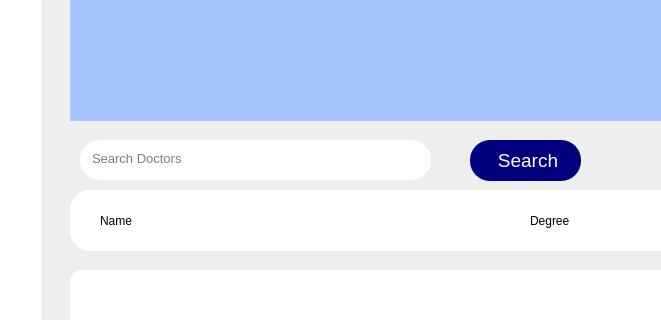
rushii1192/covid-mgmt, file frontend/maindashboard.ui: the form before one commit; both pictures show x 200 to 861 and y 100 to 420 of the 1272 by 744 pixel window.
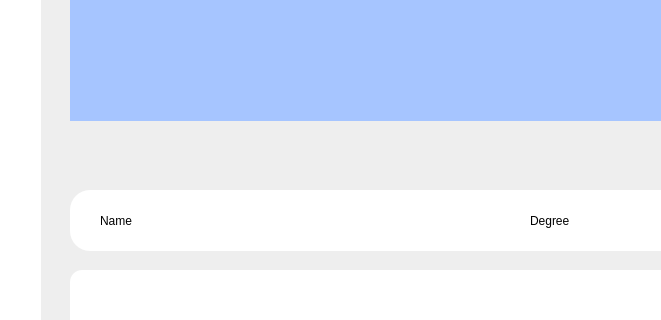
The form after the commit. Icons and pictures are not drawn.

Diff of the .ui file:
```diff
--- a/frontend/maindashboard.ui
+++ b/frontend/maindashboard.ui
@@ -292,60 +292,6 @@
     </rect>
    </property>
   </widget>
-  <widget class="QLineEdit" name="doctorSearchText">
-   <property name="geometry">
-    <rect>
-     <x>280</x>
-     <y>240</y>
-     <width>351</width>
-     <height>40</height>
-    </rect>
-   </property>
-   <property name="font">
-    <font>
-     <pointsize>10</pointsize>
-    </font>
-   </property>
-   <property name="styleSheet">
-    <string notr="true">background-color:rgb(255,255,255);
-border-radius:20px;
-padding-left:10px;
-padding-bottom:3px</string>
-   </property>
-   <property name="placeholderText">
-    <string>Search Doctors</string>
-   </property>
-  </widget>
-  <widget class="QPushButton" name="doctorSearchButton">
-   <property name="geometry">
-    <rect>
-     <x>670</x>
-     <y>240</y>
-     <width>111</width>
-     <height>41</height>
-    </rect>
-   </property>
-   <property name="font">
-    <font>
-     <pointsize>14</pointsize>
-    </font>
-   </property>
-   <property name="cursor">
-    <cursorShape>PointingHandCursor</cursorShape>
-   </property>
-   <property name="styleSheet">
-    <string notr="true">QPushButton#doctorSearchButton{
-	border-radius:20px;
-	padding-left:5px;
-	color:rgb(255, 255, 255);
-	background-color:rgb(0, 0, 127);
-}
-</string>
-   </property>
-   <property name="text">
-    <string>Search</string>
-   </property>
-  </widget>
   <widget class="QWidget" name="widget_3" native="true">
    <property name="geometry">
     <rect>
```
